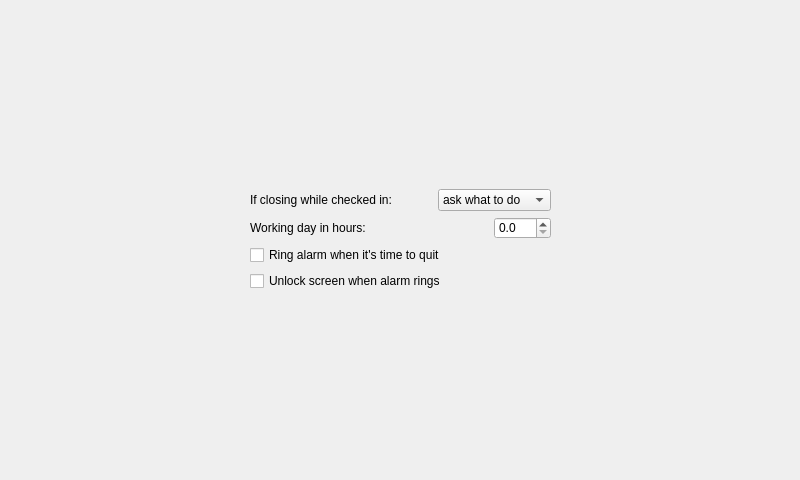
Old version of the form src/preferenceswindow.ui in the repository baleboy/flexo.
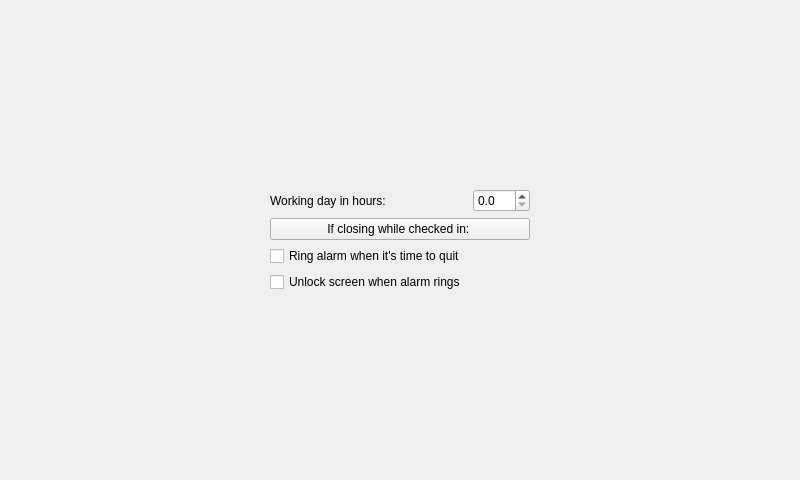
New version of the form. Custom widgets are drawn as their Qt base class.

Commit message: Converted combo box to Maemo 5 style picker button. Fixed: fractional workday length are not rounded anymore Fixed: amount of work done/left now updates immediately if workday length is changed

Patch:
```diff
--- a/src/preferenceswindow.ui
+++ b/src/preferenceswindow.ui
@@ -14,10 +14,7 @@
    <string>Preferences</string>
   </property>
   <property name="styleSheet">
-   <string notr="true">PreferencesWindow {
-	margin-left: 50px;
-	margin-right: 50px;
-}</string>
+   <string notr="true"/>
   </property>
   <layout class="QGridLayout" name="gridLayout">
    <item row="0" column="1">
@@ -33,58 +30,6 @@
      </property>
     </spacer>
    </item>
-   <item row="1" column="1">
-    <layout class="QHBoxLayout" name="horizontalLayout">
-     <item>
-      <widget class="QLabel" name="label_2">
-       <property name="text">
-        <string>If closing while checked in:</string>
-       </property>
-       <property name="alignment">
-        <set>Qt::AlignLeading|Qt::AlignLeft|Qt::AlignVCenter</set>
-       </property>
-      </widget>
-     </item>
-     <item>
-      <spacer name="horizontalSpacer_4">
-       <property name="orientation">
-        <enum>Qt::Horizontal</enum>
-       </property>
-       <property name="sizeHint" stdset="0">
-        <size>
-         <width>40</width>
-         <height>20</height>
-        </size>
-       </property>
-      </spacer>
-     </item>
-     <item>
-      <widget class="QComboBox" name="exitOptionComboBox">
-       <property name="sizePolicy">
-        <sizepolicy hsizetype="Minimum" vsizetype="Fixed">
-         <horstretch>0</horstretch>
-         <verstretch>0</verstretch>
-        </sizepolicy>
-       </property>
-       <item>
-        <property name="text">
-         <string>ask what to do</string>
-        </property>
-       </item>
-       <item>
-        <property name="text">
-         <string>check out</string>
-        </property>
-       </item>
-       <item>
-        <property name="text">
-         <string>stay checked in</string>
-        </property>
-       </item>
-      </widget>
-     </item>
-    </layout>
-   </item>
    <item row="2" column="0">
     <spacer name="horizontalSpacer">
      <property name="orientation">
@@ -145,21 +90,21 @@
      </property>
     </spacer>
    </item>
-   <item row="3" column="1">
+   <item row="4" column="1">
     <widget class="QCheckBox" name="alarmCheckBox">
      <property name="text">
       <string>Ring alarm when it's time to quit</string>
      </property>
     </widget>
    </item>
-   <item row="4" column="1">
+   <item row="5" column="1">
     <widget class="QCheckBox" name="unlockCheckBox">
      <property name="text">
       <string>Unlock screen when alarm rings</string>
      </property>
     </widget>
    </item>
-   <item row="5" column="1">
+   <item row="6" column="1">
     <spacer name="verticalSpacer_2">
      <property name="orientation">
       <enum>Qt::Vertical</enum>
@@ -172,8 +117,22 @@
      </property>
     </spacer>
    </item>
+   <item row="3" column="1">
+    <widget class="QMaemo5ValueButton" name="exitOptionButton">
+     <property name="text">
+      <string>If closing while checked in: </string>
+     </property>
+    </widget>
+   </item>
   </layout>
  </widget>
+ <customwidgets>
+  <customwidget>
+   <class>QMaemo5ValueButton</class>
+   <extends>QPushButton</extends>
+   <header location="global">qmaemo5valuebutton.h</header>
+  </customwidget>
+ </customwidgets>
  <resources/>
  <connections/>
 </ui>
```
The commit also changes 5 other files.
